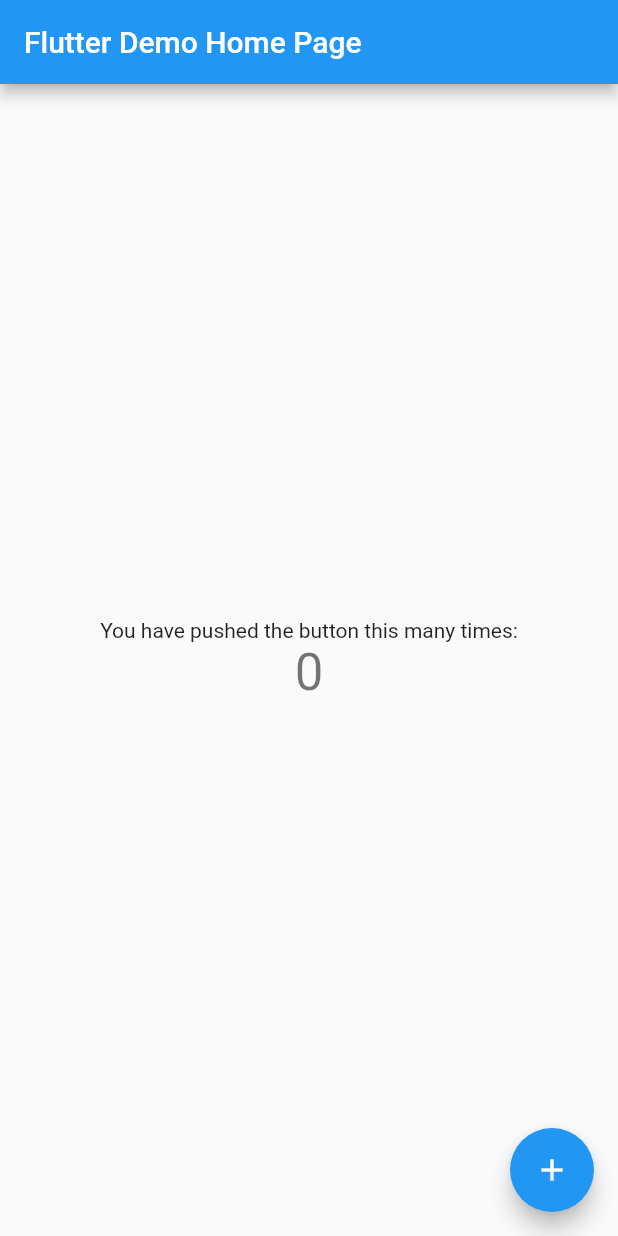
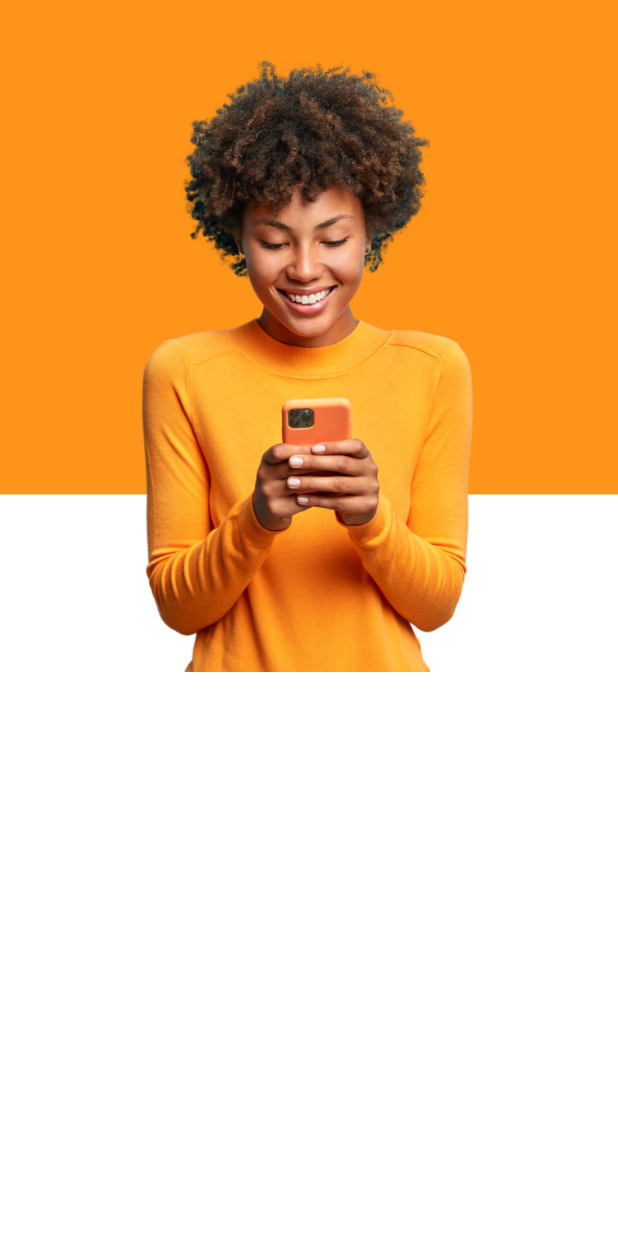
Before and after one commit to joaopaulovieira-dev/payflow, a Flutter app: the screen it shows after launch, on a phone screen of 412 x 824 dp. Run offline on Flutter 3.47's test engine with Material 2 defaults, Android fonts, the phone set to English and light mode, and no system bars; our stand-ins replace google_fonts.

Commit message:
Add Colors, TextStyle, Images and Initial Pages

```diff
--- a/lib/main.dart
+++ b/lib/main.dart
@@ -1,113 +1,21 @@
 import 'package:flutter/material.dart';
+import 'package:payflow/modules/login_page.dart/login_page.dart';
+
+import 'package:payflow/shared/themes/appcolors.dart';
 
 void main() {
-  runApp(MyApp());
+  runApp(AppWidget());
 }
 
-class MyApp extends StatelessWidget {
-  // This widget is the root of your application.
+class AppWidget extends StatelessWidget {
   @override
   Widget build(BuildContext context) {
     return MaterialApp(
-      title: 'Flutter Demo',
-      theme: ThemeData(
-        // This is the theme of your application.
-        //
-        // Try running your application with "flutter run". You'll see the
-        // application has a blue toolbar. Then, without quitting the app, try
-        // changing the primarySwatch below to Colors.green and then invoke
-        // "hot reload" (press "r" in the console where you ran "flutter run",
-        // or simply save your changes to "hot reload" in a Flutter IDE).
-        // Notice that the counter didn't reset back to zero; the application
-        // is not restarted.
-        primarySwatch: Colors.blue,
-      ),
-      home: MyHomePage(title: 'Flutter Demo Home Page'),
+      title: 'Payflow',
+      theme: ThemeData(primaryColor: AppColors.primary),
+      home: LoginPage(),
     );
   }
 }
 
-class MyHomePage extends StatefulWidget {
-  MyHomePage({Key? key, required this.title}) : super(key: key);
-
-  // This widget is the home page of your application. It is stateful, meaning
-  // that it has a State object (defined below) that contains fields that affect
-  // how it looks.
-
-  // This class is the configuration for the state. It holds the values (in this
-  // case the title) provided by the parent (in this case the App widget) and
-  // used by the build method of the State. Fields in a Widget subclass are
-  // always marked "final".
-
-  final String title;
-
-  @override
-  _MyHomePageState createState() => _MyHomePageState();
-}
-
-class _MyHomePageState extends State<MyHomePage> {
-  int _counter = 0;
-
-  void _incrementCounter() {
-    setState(() {
-      // This call to setState tells the Flutter framework that something has
-      // changed in this State, which causes it to rerun the build method below
-      // so that the display can reflect the updated values. If we changed
-      // _counter without calling setState(), then the build method would not be
-      // called again, and so nothing would appear to happen.
-      _counter++;
-    });
-  }
-
-  @override
-  Widget build(BuildContext context) {
-    // This method is rerun every time setState is called, for instance as done
-    // by the _incrementCounter method above.
-    //
-    // The Flutter framework has been optimized to make rerunning build methods
-    // fast, so that you can just rebuild anything that needs updating rather
-    // than having to individually change instances of widgets.
-    return Scaffold(
-      appBar: AppBar(
-        // Here we take the value from the MyHomePage object that was created by
-        // the App.build method, and use it to set our appbar title.
-        title: Text(widget.title),
-      ),
-      body: Center(
-        // Center is a layout widget. It takes a single child and positions it
-        // in the middle of the parent.
-        child: Column(
-          // Column is also a layout widget. It takes a list of children and
-          // arranges them vertically. By default, it sizes itself to fit its
-          // children horizontally, and tries to be as tall as its parent.
-          //
-          // Invoke "debug painting" (press "p" in the console, choose the
-          // "Toggle Debug Paint" action from the Flutter Inspector in Android
-          // Studio, or the "Toggle Debug Paint" command in Visual Studio Code)
-          // to see the wireframe for each widget.
-          //
-          // Column has various properties to control how it sizes itself and
-          // how it positions its children. Here we use mainAxisAlignment to
-          // center the children vertically; the main axis here is the vertical
-          // axis because Columns are vertical (the cross axis would be
-          // horizontal).
-          mainAxisAlignment: MainAxisAlignment.center,
-          children: <Widget>[
-            Text(
-              'You have pushed the button this many times:',
-            ),
-            Text(
-              '$_counter',
-              style: Theme.of(context).textTheme.headline4,
-            ),
-          ],
-        ),
-      ),
-      floatingActionButton: FloatingActionButton(
-        onPressed: _incrementCounter,
-        tooltip: 'Increment',
-        child: Icon(Icons.add),
-      ), // This trailing comma makes auto-formatting nicer for build methods.
-    );
-  }
-}
+//TODO:  57:00
--- /dev/null
+++ b/lib/modules/login_page.dart/login_page.dart
@@ -0,0 +1,42 @@
+import 'package:flutter/material.dart';
+import 'package:payflow/shared/themes/app_images.dart';
+import 'package:payflow/shared/themes/appcolors.dart';
+
+class LoginPage extends StatefulWidget {
+  LoginPage({Key? key}) : super(key: key);
+
+  @override
+  _LoginPageState createState() => _LoginPageState();
+}
+
+class _LoginPageState extends State<LoginPage> {
+  @override
+  Widget build(BuildContext context) {
+    final size = MediaQuery.of(context).size;
+    return Scaffold(
+      backgroundColor: AppColors.background,
+      body: Container(
+        width: size.width,
+        height: size.height,
+        child: Stack(
+          children: [
+            Container(
+              width: size.width,
+              height: size.height * 0.40,
+              color: AppColors.primary,
+            ),
+            Positioned(
+                top: 40,
+                left: 0,
+                right: 0,
+                child: Image.asset(
+                  AppImages.person,
+                  width: 673,
+                  height: 408,
+                ))
+          ],
+        ),
+      ),
+    );
+  }
+}
--- /dev/null
+++ b/lib/shared/themes/app_images.dart
@@ -0,0 +1,7 @@
+class AppImages {
+  static const logoFull = "assets/images/logotipo.png";
+  static const logomini = "assets/images/logomini.png";
+  static const union = "assets/images/union.png";
+  static const person = "assets/images/person.png";
+  static const google = "assets/images/google.png";
+}
--- /dev/null
+++ b/lib/shared/themes/appcolors.dart
@@ -0,0 +1,12 @@
+import 'package:flutter/material.dart';
+
+class AppColors {
+  static final primary = Color(0xFFFF941A);
+  static final grey = Color(0xFF585666);
+  static final delete = Color(0xFF585666);
+  static final heading = Color(0xFF585666);
+  static final body = Color(0xFF706E7A);
+  static final stroke = Color(0xFFE3E3E6);
+  static final shape = Color(0xFFFAFAFC);
+  static final background = Color(0xFFFFFFFF);
+}
```
Also changed, not shown: lib/modules/splash/splash_page.dart (added, +30 -0 lines), lib/shared/themes/app_text_styles.dart (added, +111 -0 lines), pubspec.yaml (+5 -3 lines), assets/images/google.png (added), assets/images/logomini.png (added), assets/images/logotipo.png (added), assets/images/person.png (added), assets/images/union.png (added), pubspec.lock, 1 other file.
